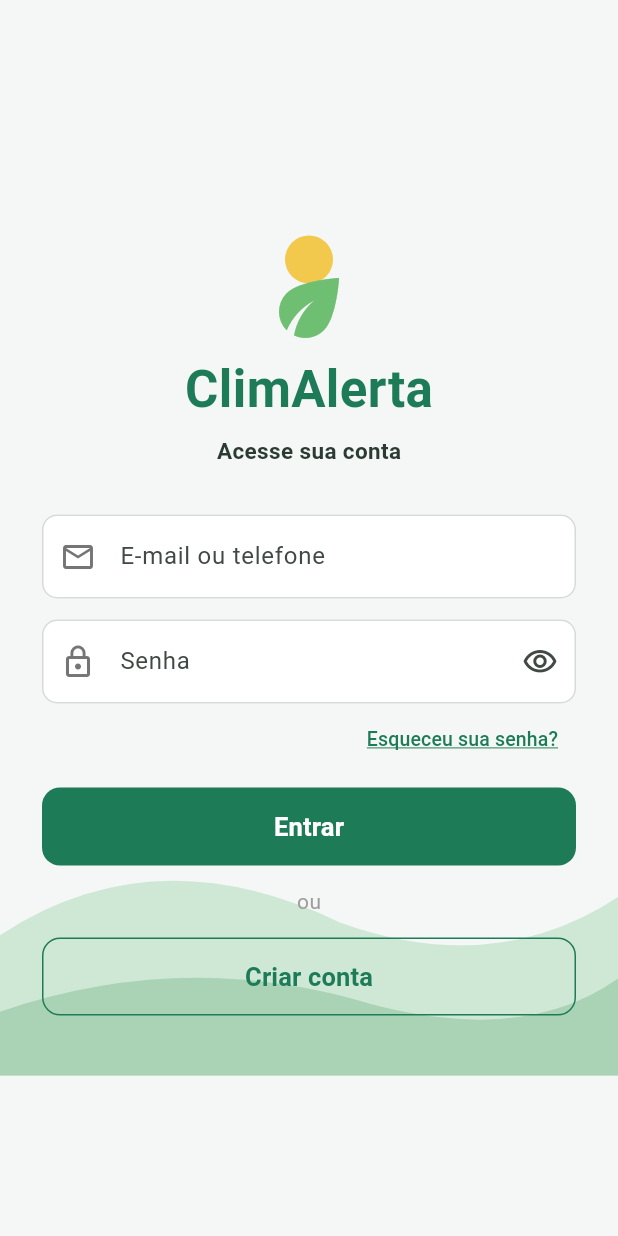
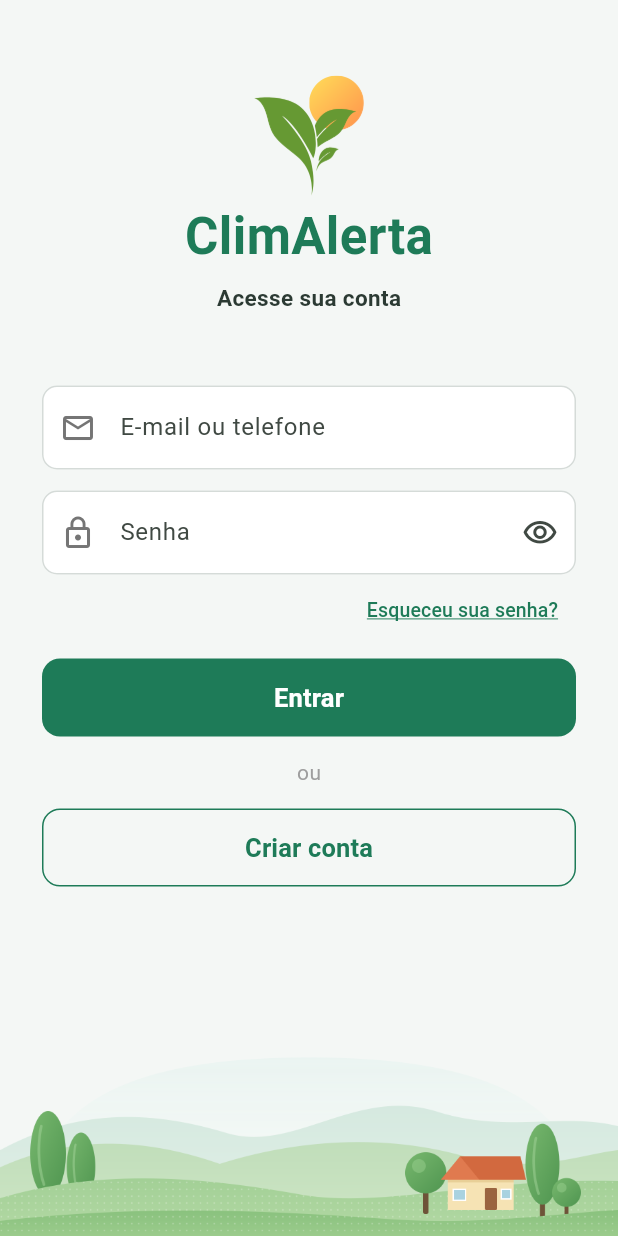
Before and after one commit to rafaelmvalente/PI_IV-TIME-19, a Flutter app: the screen it shows after launch, after a tap on "Criar conta / Já tenho uma conta", on a phone screen of 412 x 824 dp. Run offline on Flutter 3.47's test engine with Material 3 defaults, Android fonts, the phone set to English and light mode, and no system bars; our stand-ins replace geolocator.

```diff
--- a/app/lib/screens/login_screen.dart
+++ b/app/lib/screens/login_screen.dart
@@ -1,12 +1,10 @@
+
  // Rafael Mendes Valente - 25002875
-// Data: 07/10/26
+// Data: 08/10/26
 // Horário: 00h00 - 06h00
-// Descrição: Tela de login do aplicativo ClimAlerta. Contém os campos de
-// e-mail/telefone e senha (com opção de mostrar/ocultar a senha), o link
-// "Esqueceu sua senha?", o botão "Entrar" e o botão "Criar conta"
+// Descrição: Tela de login do aplicativo ClimAlerta.
 
 import 'package:flutter/material.dart';
-
 import 'cadastro_propriedade_screen.dart';
 
 class LoginScreen extends StatefulWidget {
@@ -18,14 +16,9 @@ class LoginScreen extends StatefulWidget {
 
 class _LoginScreenState extends State<LoginScreen> {
   static const Color _verde = Color(0xFF1E7B58);
-  static const Color _verdeFolha = Color(0xFF6FBF73);
-  static const Color _amareloSol = Color(0xFFF2C94C);
   static const Color _borda = Color(0xFFD5DBD8);
 
-  // A chave permite acionar a validação de todos os campos do Form de uma vez
   final _formKey = GlobalKey<FormState>();
-
-  // Os controllers dão acesso ao texto digitado em cada campo.
   final _loginController = TextEditingController();
   final _senhaController = TextEditingController();
 
@@ -39,12 +32,11 @@ class _LoginScreenState extends State<LoginScreen> {
   }
 
   void _entrar() {
-    // validate() executa o "validator" de cada campo e retorna false se
-    // algum deles devolver uma mensagem de erro
     if (_formKey.currentState!.validate()) {
-      // Após o login, o usuário segue para o cadastro da propriedade
       Navigator.of(context).push(
-        MaterialPageRoute(builder: (_) => const CadastroPropriedadeScreen()),
+        MaterialPageRoute(
+          builder: (_) => const CadastroPropriedadeScreen(),
+        ),
       );
     }
   }
@@ -53,22 +45,18 @@ class _LoginScreenState extends State<LoginScreen> {
   Widget build(BuildContext context) {
     return Scaffold(
       backgroundColor: const Color(0xFFF4F7F5),
-      body: Center(
+      body: SafeArea(
+        child: LayoutBuilder(
+          builder: (context, constraints) {
+            return SingleChildScrollView(
               child: ConstrainedBox(
-          constraints: const BoxConstraints(maxWidth: 430),
-          // Stack: o desenho dos morros fica no fundo e o formulário por cima
-          child: Stack(
+                constraints: BoxConstraints(
+                  minHeight: constraints.maxHeight,
+                ),
+                child: Column(
+                  mainAxisAlignment: MainAxisAlignment.spaceBetween,
                   children: [
-              const Positioned(
-                left: 0,
-                right: 0,
-                bottom: 0,
-                child: _Morros(),
-              ),
-              // SingleChildScrollView evita o erro de "overflow" quando o
-              // teclado abre e diminui a área visível da tela
-              SafeArea(
-                child: SingleChildScrollView(
+                    Padding(
                       padding: const EdgeInsets.symmetric(horizontal: 28),
                       child: Form(
                         key: _formKey,
@@ -93,7 +81,7 @@ class _LoginScreenState extends State<LoginScreen> {
                                 fontWeight: FontWeight.w600,
                               ),
                             ),
-                        const SizedBox(height: 32),
+                            const SizedBox(height: 48),
                             TextFormField(
                               controller: _loginController,
                               keyboardType: TextInputType.emailAddress,
@@ -102,7 +90,8 @@ class _LoginScreenState extends State<LoginScreen> {
                                 Icons.mail_outline,
                               ),
                               validator: (valor) {
-                            if (valor == null || valor.trim().isEmpty) {
+                                if (valor == null ||
+                                    valor.trim().isEmpty) {
                                   return 'Informe seu e-mail ou telefone';
                                 }
                                 return null;
@@ -123,7 +112,9 @@ class _LoginScreenState extends State<LoginScreen> {
                                         : Icons.visibility_off_outlined,
                                   ),
                                   onPressed: () {
-                                setState(() => _ocultarSenha = !_ocultarSenha);
+                                    setState(() {
+                                      _ocultarSenha = !_ocultarSenha;
+                                    });
                                   },
                                 ),
                               ),
@@ -137,8 +128,7 @@ class _LoginScreenState extends State<LoginScreen> {
                             Align(
                               alignment: Alignment.centerRight,
                               child: TextButton(
-                            onPressed: () {
-                            },
+                                onPressed: () {},
                                 child: const Text(
                                   'Esqueceu sua senha?',
                                   style: TextStyle(
@@ -174,7 +164,10 @@ class _LoginScreenState extends State<LoginScreen> {
                               ),
                             ),
                             const SizedBox(height: 14),
-                        const Text('ou', style: TextStyle(color: Colors.grey)),
+                            const Text(
+                              'ou',
+                              style: TextStyle(color: Colors.grey),
+                            ),
                             const SizedBox(height: 14),
                             SizedBox(
                               width: double.infinity,
@@ -187,8 +180,7 @@ class _LoginScreenState extends State<LoginScreen> {
                                     borderRadius: BorderRadius.circular(12),
                                   ),
                                 ),
-                            onPressed: () {
-                            },
+                                onPressed: () {},
                                 child: const Text(
                                   'Criar conta',
                                   style: TextStyle(
@@ -198,20 +190,26 @@ class _LoginScreenState extends State<LoginScreen> {
                                 ),
                               ),
                             ),
-                        const SizedBox(height: 40),
+                            const SizedBox(height: 24),
                           ],
                         ),
                       ),
                     ),
+                    Image.asset(
+                      'assets/images/paisagem_casa.png',
+                      width: double.infinity,
+                      fit: BoxFit.fitWidth,
                     ),
                   ],
                 ),
+              ),
+            );
+          },
         ),
       ),
     );
   }
 
-  // Os dois campos têm o mesmo visual, então o estilo fica em um único método.
   InputDecoration _decoracao(String dica, IconData icone) {
     OutlineInputBorder borda(Color cor) => OutlineInputBorder(
           borderRadius: BorderRadius.circular(10),
@@ -231,79 +229,15 @@ class _LoginScreenState extends State<LoginScreen> {
     );
   }
 
-  /// Logo menor que o da splash: sol amarelo atrás de uma folha verde.
   Widget _buildLogo() {
-    return SizedBox(
-      width: 80,
-      height: 80,
-      child: Stack(
-        alignment: Alignment.center,
-        children: [
-          Positioned(
-            top: 2,
-            child: Container(
-              width: 32,
-              height: 32,
-              decoration: const BoxDecoration(
-                color: _amareloSol,
-                shape: BoxShape.circle,
+    return ClipRect(
+      child: Align(
+        heightFactor: 0.5,
+        child: Image.asset(
+          'assets/images/logo PI4.png',
+          width: 170,
         ),
-            ),
-          ),
-          const Positioned(
-            bottom: 0,
-            child: Icon(Icons.eco, size: 60, color: _verdeFolha),
-          ),
-        ],
       ),
     );
   }
 }
-
-/// Desenho decorativo dos morros no rodapé da tela.
-class _Morros extends StatelessWidget {
-  const _Morros();
-
-  @override
-  Widget build(BuildContext context) {
-    return const SizedBox(
-      height: 170,
-      width: double.infinity,
-      child: CustomPaint(painter: _MorrosPainter()),
-    );
-  }
-}
-
-class _MorrosPainter extends CustomPainter {
-  const _MorrosPainter();
-
-  @override
-  void paint(Canvas canvas, Size size) {
-    final w = size.width;
-    final h = size.height;
-
-    final morroDeTras = Path()
-      ..moveTo(0, h * 0.45)
-      ..quadraticBezierTo(w * 0.25, h * 0.05, w * 0.55, h * 0.40)
-      ..quadraticBezierTo(w * 0.80, h * 0.62, w, h * 0.30)
-      ..lineTo(w, h)
-      ..lineTo(0, h)
-      ..close();
-
-    final morroDaFrente = Path()
-      ..moveTo(0, h * 0.75)
-      ..quadraticBezierTo(w * 0.30, h * 0.50, w * 0.60, h * 0.72)
-      ..quadraticBezierTo(w * 0.85, h * 0.88, w, h * 0.62)
-      ..lineTo(w, h)
-      ..lineTo(0, h)
-      ..close();
-
-    // A ordem importa: o que é desenhado depois fica por cima.
-    canvas.drawPath(morroDeTras, Paint()..color = const Color(0xFFCFE8D5));
-    canvas.drawPath(morroDaFrente, Paint()..color = const Color(0xFFA9D3B4));
-  }
-
-  // As cores e formas nunca mudam, então não precisa redesenhar.
-  @override
-  bool shouldRepaint(covariant CustomPainter oldDelegate) => false;
-}
--- a/app/lib/screens/splash_screen.dart
+++ b/app/lib/screens/splash_screen.dart
@@ -1,9 +1,9 @@
-// Rafael Mendes Valente - 25002875
+
+ // Rafael Mendes Valente - 25002875
 // Data: 07/10/26
 // Horário: 19h15 - 23h15
-// Descrição: Tela inicial do aplicativo. Exibe o
-// logo e o nome, com o botão
-// "Começar" (cadastro da propriedade) e o link "Já tenho uma conta" (login)
+// Descrição: Tela inicial do aplicativo. Exibe o logo e o nome,
+// com o botão "Começar" e o link para login.
 
 import 'package:flutter/material.dart';
 import 'cadastro_propriedade_screen.dart';
@@ -13,7 +13,6 @@ import 'login_screen.dart';
 class SplashScreen extends StatelessWidget {
   const SplashScreen({super.key});
 
-  // Cores usadas na tela
   static const Color _verdeBotao = Color(0xFF1E7B58);
 
   @override
@@ -21,16 +20,11 @@ class SplashScreen extends StatelessWidget {
     return Scaffold(
       backgroundColor: const Color(0xFF1B2A1F),
       body: Center(
-        // Limita a largura e o Center deixa a tela
-        // centralizada, simulando um celular
         child: ConstrainedBox(
           constraints: const BoxConstraints(maxWidth: 430),
           child: Container(
             width: double.infinity,
             height: double.infinity,
-            // BoxFit.cover preenche a tela inteira sem distorcer a foto.
-            // O colorFilter escurece a imagem para o texto branco ficar
-            // legível sobre o céu claro
             decoration: BoxDecoration(
               image: DecorationImage(
                 image: const AssetImage('assets/images/foto.Squash.jpg'),
@@ -41,16 +35,11 @@ class SplashScreen extends StatelessWidget {
                 ),
               ),
             ),
-            // SafeArea evita que o conteúdo fique embaixo da
-            // barra de status do celular
             child: SafeArea(
               child: Padding(
                 padding: const EdgeInsets.symmetric(horizontal: 28),
                 child: Column(
                   children: [
-                    // Os Spacers dividem o espaço livre da tela de forma
-                    // proporcional. Assim o logo fica na
-                    // parte de cima e os botões na parte de baixo
                     const Spacer(flex: 2),
                     _buildLogo(),
                     const SizedBox(height: 8),
@@ -65,19 +54,16 @@ class SplashScreen extends StatelessWidget {
                     ),
                     const SizedBox(height: 6),
                     Text(
-                      'Alertas climáticos hiperlocais\npara pequenos produtores rurais',
+                      'Alertas climáticos hiperlocais\n'
+                      'para pequenos produtores rurais',
                       textAlign: TextAlign.center,
                       style: TextStyle(
-                        // withAlpha(230) deixa o branco levemente
-                        // transparente (0 a 255), suavizando o texto.
                         color: Colors.white.withAlpha(230),
                         fontSize: 15,
                         height: 1.4,
                       ),
                     ),
                     const Spacer(flex: 5),
-                    // Botão principal. O SizedBox com width: double.infinity
-                    // faz o botão ocupar toda a largura disponível.
                     SizedBox(
                       width: double.infinity,
                       height: 52,
@@ -90,27 +76,22 @@ class SplashScreen extends StatelessWidget {
                             borderRadius: BorderRadius.circular(12),
                           ),
                         ),
-                        // O async/await faz o app esperar o usuário terminar
-                        // o cadastro. A tela de cadastro devolve a
-                        // Propriedade no pop; se o usuário voltar sem salvar,
-                        // o resultado é null e nada acontece.
                         onPressed: () async {
                           final propriedade = await Navigator.push(
                             context,
                             MaterialPageRoute(
-                              builder: (_) => const CadastroPropriedadeScreen(),
+                              builder: (_) =>
+                                  const CadastroPropriedadeScreen(),
                             ),
                           );
-                          // context.mounted confere se a tela ainda existe
-                          // depois da espera, antes de usar o context.
-                          if (propriedade == null || !context.mounted) return;
-                          // pushReplacement troca a splash pelo dashboard,
-                          // então o botão voltar não retorna para ela.
+
+                          if (propriedade == null || !context.mounted) {
+                            return;
+                          }
+
                           Navigator.pushReplacement(
                             context,
                             MaterialPageRoute(
-                              // Envia a propriedade cadastrada para o
-                              // dashboard mostrar o nome dela.
                               builder: (_) =>
                                   DashboardScreen(propriedade: propriedade),
                             ),
@@ -127,8 +108,6 @@ class SplashScreen extends StatelessWidget {
                     ),
                     const SizedBox(height: 14),
                     TextButton(
-                      // Navigator.push coloca a tela de login por cima da
-                      // splash. O botão de voltar retorna para a splash.
                       onPressed: () {
                         Navigator.push(
                           context,
@@ -159,10 +138,6 @@ class SplashScreen extends StatelessWidget {
   }
 
   Widget _buildLogo() {
-    // O desenho ocupa só a faixa do meio da imagem; o resto é margem
-    // transparente. O Align com heightFactor: 0.5 mostra apenas a metade
-    // central da altura e o ClipRect corta o que sobra, deixando o nome
-    // logo abaixo do desenho. Para mudar o tamanho, altere o width.
     return ClipRect(
       child: Align(
         heightFactor: 0.5,
```
Lines whose indentation alone changed are shown as unchanged.
